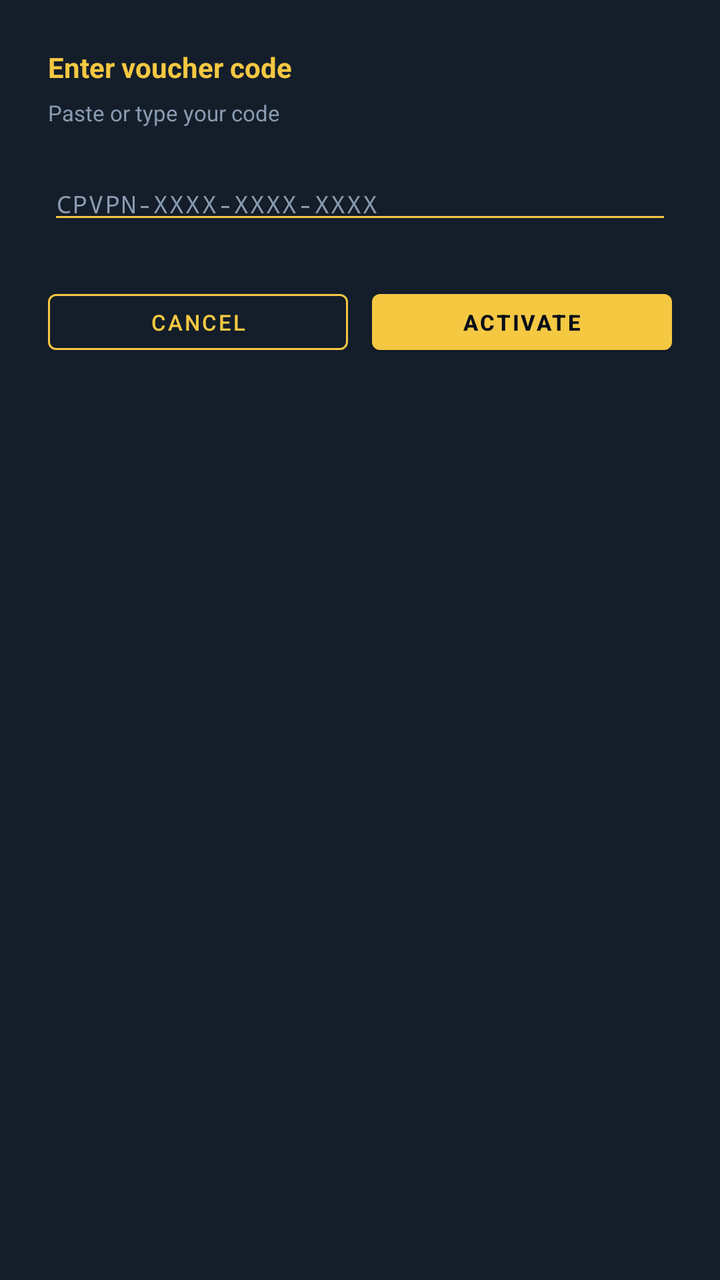
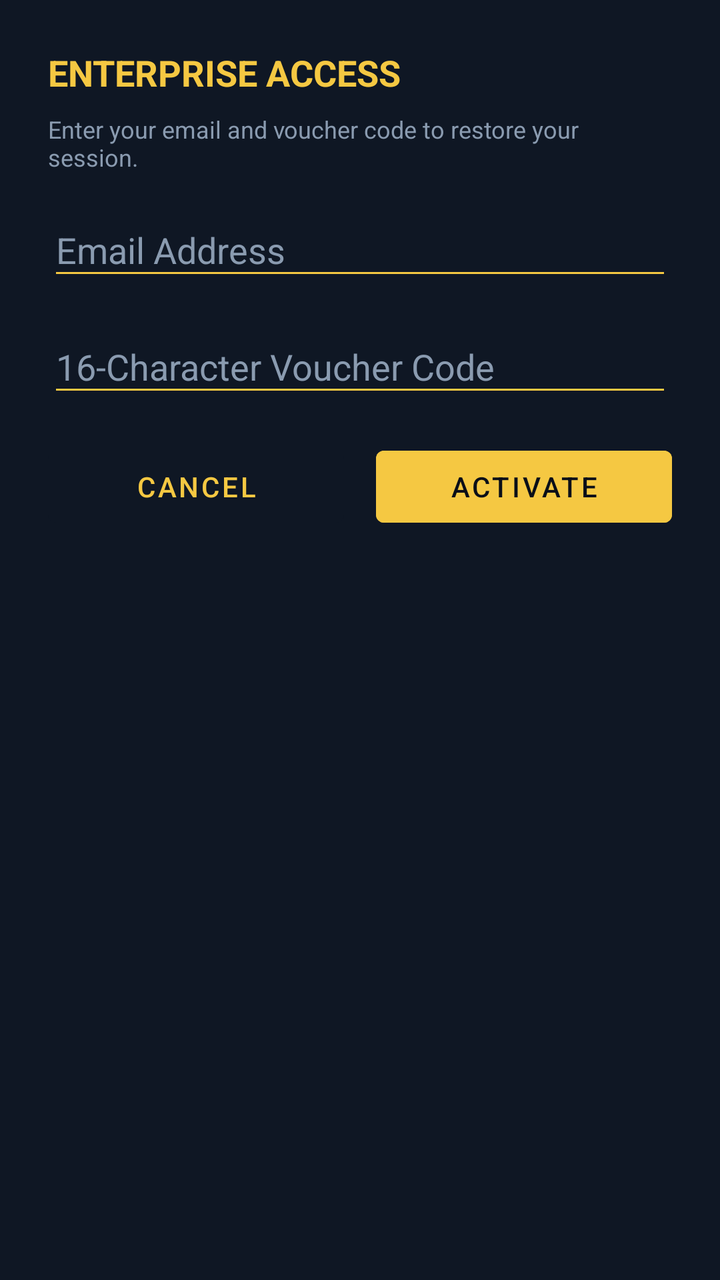

Before-and-after screenshots of an Android layout around one commit, followed by the original layout XML and the change that was made.
<!-- AndroidManifest.xml: application theme Theme.MaterialComponents.DayNight.NoActionBar -->
<!-- res/layout/voucher.xml -->
<?xml version="1.0" encoding="utf-8"?>
<LinearLayout xmlns:android="http://schemas.android.com/apk/res/android"
    xmlns:app="http://schemas.android.com/apk/res-auto"
    android:layout_width="match_parent"
    android:layout_height="wrap_content"
    android:background="@color/card_surface"
    android:orientation="vertical"
    android:padding="24dp">

    <TextView
        android:layout_width="match_parent"
        android:layout_height="wrap_content"
        android:text="@string/dialog_voucher_title"
        android:textColor="@color/brand_gold"
        android:textSize="14sp"
        android:textStyle="bold" />

    <TextView
        android:layout_width="match_parent"
        android:layout_height="wrap_content"
        android:layout_marginTop="6dp"
        android:text="@string/dialog_voucher_hint"
        android:textColor="@color/muted_label"
        android:textSize="11sp" />

    <EditText
        android:id="@+id/editVoucher"
        android:layout_width="match_parent"
        android:layout_height="wrap_content"
        android:layout_marginTop="20dp"
        android:autofillHints=""
        android:backgroundTint="@color/brand_gold"
        android:fontFamily="monospace"
        android:hint="CPVPN-XXXX-XXXX-XXXX"
        android:imeOptions="actionDone"
        android:inputType="textCapCharacters|textNoSuggestions"
        android:letterSpacing="0.06"
        android:maxLines="1"
        android:textColor="@color/text_main"
        android:textColorHint="@color/muted_label"
        android:textSize="12sp" />

    <TextView
        android:id="@+id/txtError"
        android:layout_width="match_parent"
        android:layout_height="wrap_content"
        android:layout_marginTop="10dp"
        android:textColor="@color/state_red"
        android:textSize="11sp"
        android:visibility="gone" />

    <LinearLayout
        android:layout_width="match_parent"
        android:layout_height="wrap_content"
        android:layout_marginTop="24dp"
        android:orientation="horizontal">

        <com.google.android.material.button.MaterialButton
            android:id="@+id/btnCancel"
            style="@style/Widget.TTVPN.Button.Outlined"
            android:layout_width="0dp"
            android:layout_height="40dp"
            android:layout_weight="1"
            android:text="@string/dialog_voucher_cancel" />

        <com.google.android.material.button.MaterialButton
            android:id="@+id/btnSubmit"
            style="@style/Widget.TTVPN.Button.Primary"
            android:layout_width="0dp"
            android:layout_height="40dp"
            android:layout_marginStart="12dp"
            android:layout_weight="1"
            android:text="@string/dialog_voucher_submit" />
    </LinearLayout>
</LinearLayout>
<!-- resources referenced by this layout -->
<resources>
  <color name="brand_gold">#f5c842</color>
  <color name="card_surface">#141e2a</color>
  <color name="muted_label">#8a9bb0</color>
  <color name="state_red">#ff6b6b</color>
  <color name="text_main">#e8edf5</color>
  <string name="dialog_voucher_cancel">Cancel</string>
  <string name="dialog_voucher_hint">Paste or type your code</string>
  <string name="dialog_voucher_submit">Activate</string>
  <string name="dialog_voucher_title">Enter voucher code</string>
  <style name="Widget.TTVPN.Button.Outlined" parent="Widget.MaterialComponents.Button.OutlinedButton">
          <item name="strokeColor">@color/brand_gold</item>
          <item name="strokeWidth">1dp</item>
          <item name="android:textColor">@color/brand_gold</item>
          <item name="cornerRadius">4dp</item>
          <item name="android:textSize">11sp</item>
          <item name="android:minHeight">40dp</item>
      </style>
  <style name="Widget.TTVPN.Button.Primary" parent="Widget.MaterialComponents.Button">
          <item name="backgroundTint">@color/brand_gold</item>
          <item name="android:textColor">@color/bg_dark</item>
          <item name="cornerRadius">4dp</item>
          <item name="android:textSize">11sp</item>
          <item name="android:textStyle">bold</item>
          <item name="android:minHeight">40dp</item>
      </style>
  <color name="bg_dark">#0a0f18</color>
</resources>

<!-- the commit's change to res/layout/voucher.xml (unified diff, before → after) -->
@@ -1,75 +1,88 @@
 <?xml version="1.0" encoding="utf-8"?>
 <LinearLayout xmlns:android="http://schemas.android.com/apk/res/android"
-    xmlns:app="http://schemas.android.com/apk/res-auto"
     android:layout_width="match_parent"
     android:layout_height="wrap_content"
-    android:background="@color/card_surface"
+    android:background="#0f1724"
     android:orientation="vertical"
     android:padding="24dp">
 
     <TextView
+        android:layout_width="wrap_content"
+        android:layout_height="wrap_content"
+        android:text="ENTERPRISE ACCESS"
+        android:textColor="#f5c842"
+        android:textSize="18sp"
+        android:textStyle="bold"
+        android:layout_marginBottom="8dp"/>
+
+    <TextView
+        android:layout_width="wrap_content"
+        android:layout_height="wrap_content"
+        android:text="Enter your email and voucher code to restore your session."
+        android:textColor="#8a9bb0"
+        android:textSize="12sp"
+        android:layout_marginBottom="16dp"/>
+
+    
+    <EditText
+        android:id="@+id/editEmail"
         android:layout_width="match_parent"
         android:layout_height="wrap_content"
-        android:text="@string/dialog_voucher_title"
-        android:textColor="@color/brand_gold"
-        android:textSize="14sp"
-        android:textStyle="bold" />
+        android:hint="Email Address"
+        android:inputType="textEmailAddress"
+        android:textColor="#e8edf5"
+        android:textColorHint="#8a9bb0"
+        android:backgroundTint="#f5c842"
+        android:paddingBottom="8dp"
+        android:layout_marginBottom="16dp" />
 
-    <TextView
-        android:layout_width="match_parent"
-        android:layout_height="wrap_content"
-        android:layout_marginTop="6dp"
-        android:text="@string/dialog_voucher_hint"
-        android:textColor="@color/muted_label"
-        android:textSize="11sp" />
-
+    
     <EditText
         android:id="@+id/editVoucher"
         android:layout_width="match_parent"
         android:layout_height="wrap_content"
-        android:layout_marginTop="20dp"
-        android:autofillHints=""
-        android:backgroundTint="@color/brand_gold"
-        android:fontFamily="monospace"
-        android:hint="CPVPN-XXXX-XXXX-XXXX"
-        android:imeOptions="actionDone"
+        android:hint="16-Character Voucher Code"
         android:inputType="textCapCharacters|textNoSuggestions"
-        android:letterSpacing="0.06"
-        android:maxLines="1"
-        android:textColor="@color/text_main"
-        android:textColorHint="@color/muted_label"
-        android:textSize="12sp" />
+        android:textColor="#e8edf5"
+        android:textColorHint="#8a9bb0"
+        android:backgroundTint="#f5c842"
+        android:paddingBottom="8dp"
+        android:layout_marginBottom="8dp" />
 
     <TextView
         android:id="@+id/txtError"
         android:layout_width="match_parent"
         android:layout_height="wrap_content"
-        android:layout_marginTop="10dp"
-        android:textColor="@color/state_red"
-        android:textSize="11sp"
+        android:textColor="#ff6b6b"
+        android:textSize="12sp"
+        android:layout_marginBottom="16dp"
         android:visibility="gone" />
 
     <LinearLayout
         android:layout_width="match_parent"
         android:layout_height="wrap_content"
-        android:layout_marginTop="24dp"
-        android:orientation="horizontal">
+        android:orientation="horizontal"
+        android:layout_marginTop="8dp">
 
-        <com.google.android.material.button.MaterialButton
+        <Button
             android:id="@+id/btnCancel"
-            style="@style/Widget.TTVPN.Button.Outlined"
             android:layout_width="0dp"
-            android:layout_height="40dp"
+            android:layout_height="wrap_content"
             android:layout_weight="1"
-            android:text="@string/dialog_voucher_cancel" />
+            android:text="CANCEL"
+            android:textColor="#f5c842"
+            android:backgroundTint="#0f1724"
+            android:layout_marginEnd="8dp" />
 
-        <com.google.android.material.button.MaterialButton
+        <Button
             android:id="@+id/btnSubmit"
-            style="@style/Widget.TTVPN.Button.Primary"
             android:layout_width="0dp"
-            android:layout_height="40dp"
-            android:layout_marginStart="12dp"
+            android:layout_height="wrap_content"
             android:layout_weight="1"
-            android:text="@string/dialog_voucher_submit" />
+            android:text="ACTIVATE"
+            android:textColor="#0a0f18"
+            android:backgroundTint="#f5c842"
+            android:layout_marginStart="8dp" />
     </LinearLayout>
+
 </LinearLayout>
<!-- resource entries referenced after the edit -->
@@ -1,30 +1,5 @@
 <!-- resources referenced by this layout -->
 <resources>
-  <color name="brand_gold">#f5c842</color>
-  <color name="card_surface">#141e2a</color>
-  <color name="muted_label">#8a9bb0</color>
-  <color name="state_red">#ff6b6b</color>
-  <color name="text_main">#e8edf5</color>
-  <string name="dialog_voucher_cancel">Cancel</string>
-  <string name="dialog_voucher_hint">Paste or type your code</string>
-  <string name="dialog_voucher_submit">Activate</string>
-  <string name="dialog_voucher_title">Enter voucher code</string>
-  <style name="Widget.TTVPN.Button.Outlined" parent="Widget.MaterialComponents.Button.OutlinedButton">
-          <item name="strokeColor">@color/brand_gold</item>
-          <item name="strokeWidth">1dp</item>
-          <item name="android:textColor">@color/brand_gold</item>
-          <item name="cornerRadius">4dp</item>
-          <item name="android:textSize">11sp</item>
-          <item name="android:minHeight">40dp</item>
-      </style>
-  <style name="Widget.TTVPN.Button.Primary" parent="Widget.MaterialComponents.Button">
-          <item name="backgroundTint">@color/brand_gold</item>
-          <item name="android:textColor">@color/bg_dark</item>
-          <item name="cornerRadius">4dp</item>
-          <item name="android:textSize">11sp</item>
-          <item name="android:textStyle">bold</item>
-          <item name="android:minHeight">40dp</item>
-      </style>
-  <color name="bg_dark">#0a0f18</color>
+
 </resources>
 
